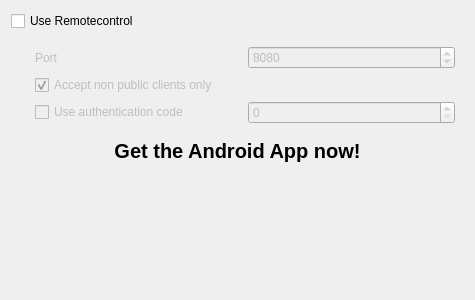
This is src/ui/networkremotesettingspage.ui in clementine-player/Clementine as Qt 5 draws it before an edit. The edited form follows.
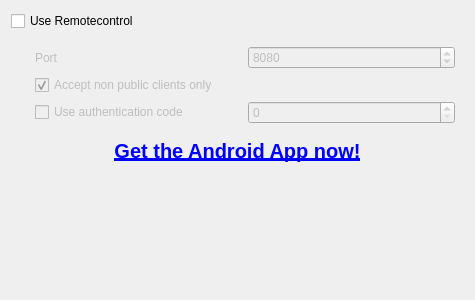
This is the edited form.

Commit message: - Fix mDNS on Windows. - Unique name for mDNS broadcast (hostname and domain added). - Add link to Google Play Store for the Android app.

What changed in the file:
```diff
--- a/src/ui/networkremotesettingspage.ui
+++ b/src/ui/networkremotesettingspage.ui
@@ -123,7 +123,10 @@
       </font>
      </property>
      <property name="text">
-      <string>Get the Android App now!</string>
+      <string>&lt;a href=&quot;https://play.google.com/store/apps/details?id=de.qspool.clementineremote&quot;&gt;Get the Android App now!&lt;/a&gt;</string>
+     </property>
+     <property name="textFormat">
+      <enum>Qt::RichText</enum>
      </property>
      <property name="alignment">
       <set>Qt::AlignCenter</set>
```
Left out of the diff: 6 changed lines with no effect on the pictures. The commit also changes 2 other files.
